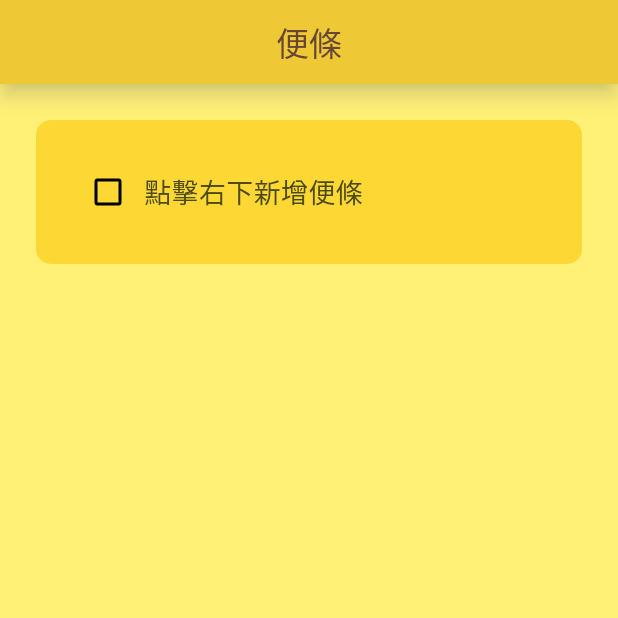
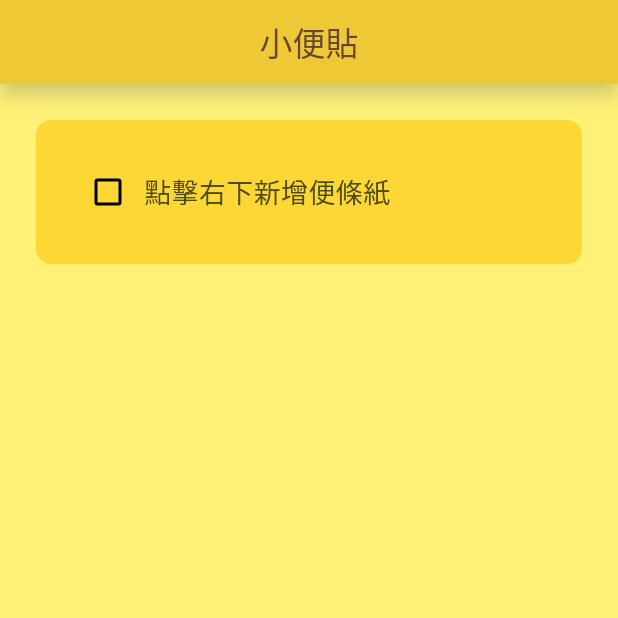
Before and after one commit to yusheng593/note_apper, a Flutter app: the screen it shows after launch, on a phone screen of 412 x 824 dp, the top half of it. Run offline on Flutter 3.47's test engine with Material 3 defaults, Android fonts, the phone set to English and light mode, and no system bars; our stand-ins replace hive, hive_flutter; accounts and stored records are empty.

Commit message:
調整文字

```diff
--- a/lib/data/todo_database.dart
+++ b/lib/data/todo_database.dart
@@ -7,7 +7,7 @@ class TodoDatabase {
   final _noteBox = Hive.box('noteBox');
 
   void createInitialData() {
-    toDoList = [ToDo(task: '點擊右下新增便條', isCompleted: false)];
+    toDoList = [ToDo(task: '點擊右下新增便條紙', isCompleted: false)];
   }
 
   void loadData() {
--- a/lib/pages/home_page.dart
+++ b/lib/pages/home_page.dart
@@ -84,9 +84,9 @@ class _HomePageState extends State<HomePage> {
       ScaffoldMessenger.of(context).showSnackBar(
         SnackBar(
           duration: const Duration(seconds: 3),
-          content: const Text('刪除便條中'),
+          content: const Text('撕除便條紙中'),
           action: SnackBarAction(
-              label: '復原',
+              label: '貼回去',
               onPressed: () {
                 setState(() {
                   db.toDoList.insert(toDoIndex, toDoTask);
@@ -99,7 +99,7 @@ class _HomePageState extends State<HomePage> {
       ScaffoldMessenger.of(context).showSnackBar(
         const SnackBar(
           duration: Duration(seconds: 1),
-          content: Text('已刪除便條'),
+          content: Text('已撕下便條紙'),
         ),
       );
     }
@@ -116,7 +116,7 @@ class _HomePageState extends State<HomePage> {
     return Scaffold(
       appBar: AppBar(
         centerTitle: true,
-        title: const Text('便條'),
+        title: const Text('小便貼'),
         shadowColor: Colors.yellow[200],
         elevation: 5,
       ),
```
Also changed, not shown: 1 other file.
